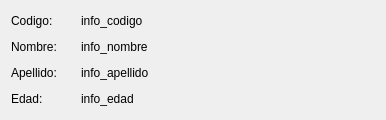
The window that uis/interfazMasInformacion.ui (schulz-franco/gestor_de_ventas) describes before a commit, drawn with Qt 5.
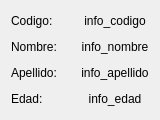
The same window after the commit.

What changed in the file:
```diff
--- a/uis/interfazMasInformacion.ui
+++ b/uis/interfazMasInformacion.ui
@@ -6,7 +6,7 @@
    <rect>
     <x>0</x>
     <y>0</y>
-    <width>386</width>
+    <width>148</width>
     <height>116</height>
    </rect>
   </property>
@@ -95,6 +95,9 @@
         <property name="text">
          <string>info_codigo</string>
         </property>
+        <property name="alignment">
+         <set>Qt::AlignCenter</set>
+        </property>
        </widget>
       </item>
      </layout>
@@ -190,6 +193,9 @@
         <property name="text">
          <string>info_nombre</string>
         </property>
+        <property name="alignment">
+         <set>Qt::AlignCenter</set>
+        </property>
        </widget>
       </item>
      </layout>
@@ -285,6 +291,9 @@
         <property name="text">
          <string>info_apellido</string>
         </property>
+        <property name="alignment">
+         <set>Qt::AlignCenter</set>
+        </property>
        </widget>
       </item>
      </layout>
@@ -380,6 +389,9 @@
         <property name="text">
          <string>info_edad</string>
         </property>
+        <property name="alignment">
+         <set>Qt::AlignCenter</set>
+        </property>
        </widget>
       </item>
      </layout>
```
Left out of the diff: 12 changed lines with no effect on the pictures.
